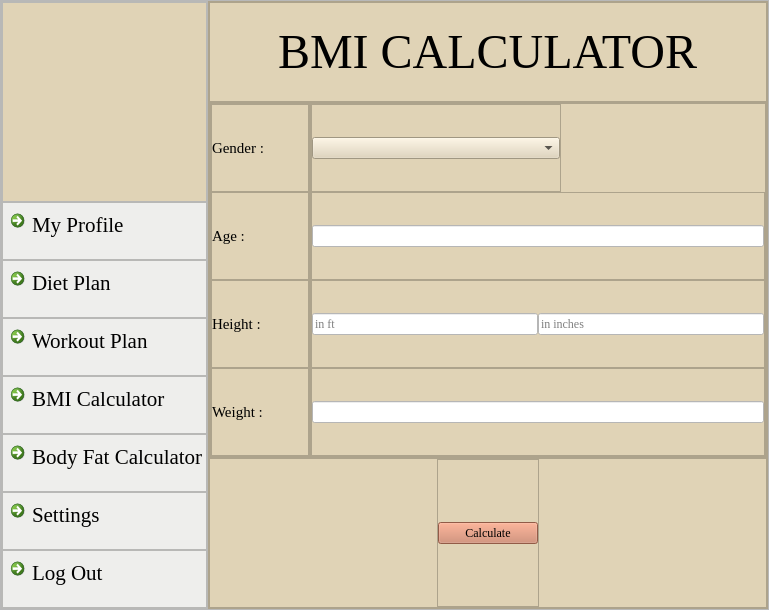
Qt form bmi.ui (skidgefries/rightmeal) before a commit.
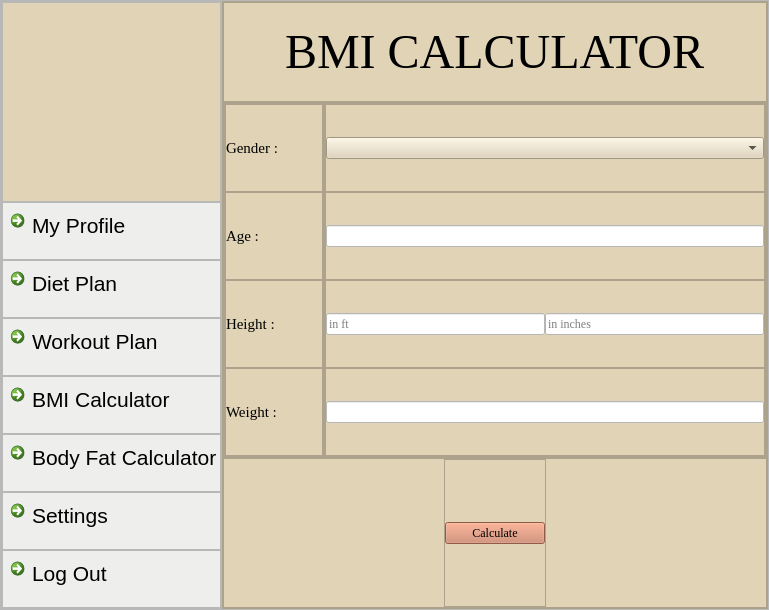
The same form after that commit. Icons and pictures are not drawn.

Diff of the .ui file:
```diff
--- a/bmi.ui
+++ b/bmi.ui
@@ -182,7 +182,7 @@
              <widget class="QCommandLinkButton" name="commandLinkButton_6">
               <property name="font">
                <font>
-                <family>Times New Roman</family>
+                <family>Segoe UI</family>
                 <pointsize>16</pointsize>
                 <bold>false</bold>
                </font>
@@ -223,7 +223,7 @@
              <widget class="QCommandLinkButton" name="commandLinkButton_21">
               <property name="font">
                <font>
-                <family>Times New Roman</family>
+                <family>Segoe UI</family>
                 <pointsize>16</pointsize>
                 <bold>false</bold>
                </font>
@@ -264,7 +264,7 @@
              <widget class="QCommandLinkButton" name="commandLinkButton_22">
               <property name="font">
                <font>
-                <family>Times New Roman</family>
+                <family>Segoe UI</family>
                 <pointsize>16</pointsize>
                 <bold>false</bold>
                </font>
@@ -305,7 +305,7 @@
              <widget class="QCommandLinkButton" name="commandLinkButton_23">
               <property name="font">
                <font>
-                <family>Times New Roman</family>
+                <family>Segoe UI</family>
                 <pointsize>16</pointsize>
                 <bold>false</bold>
                </font>
@@ -346,7 +346,7 @@
              <widget class="QCommandLinkButton" name="commandLinkButton_24">
               <property name="font">
                <font>
-                <family>Times New Roman</family>
+                <family>Segoe UI</family>
                 <pointsize>16</pointsize>
                 <bold>false</bold>
                </font>
@@ -387,7 +387,7 @@
              <widget class="QCommandLinkButton" name="commandLinkButton_25">
               <property name="font">
                <font>
-                <family>Times New Roman</family>
+                <family>Segoe UI</family>
                 <pointsize>16</pointsize>
                 <bold>false</bold>
                </font>
@@ -428,7 +428,7 @@
              <widget class="QCommandLinkButton" name="commandLinkButton_26">
               <property name="font">
                <font>
-                <family>Times New Roman</family>
+                <family>Segoe UI</family>
                 <pointsize>16</pointsize>
                 <bold>false</bold>
                </font>
@@ -780,7 +780,7 @@
                <property name="bottomMargin">
                 <number>0</number>
                </property>
-               <item alignment="Qt::AlignLeft">
+               <item>
                 <widget class="QFrame" name="frame_37">
                  <property name="minimumSize">
                   <size>
```
